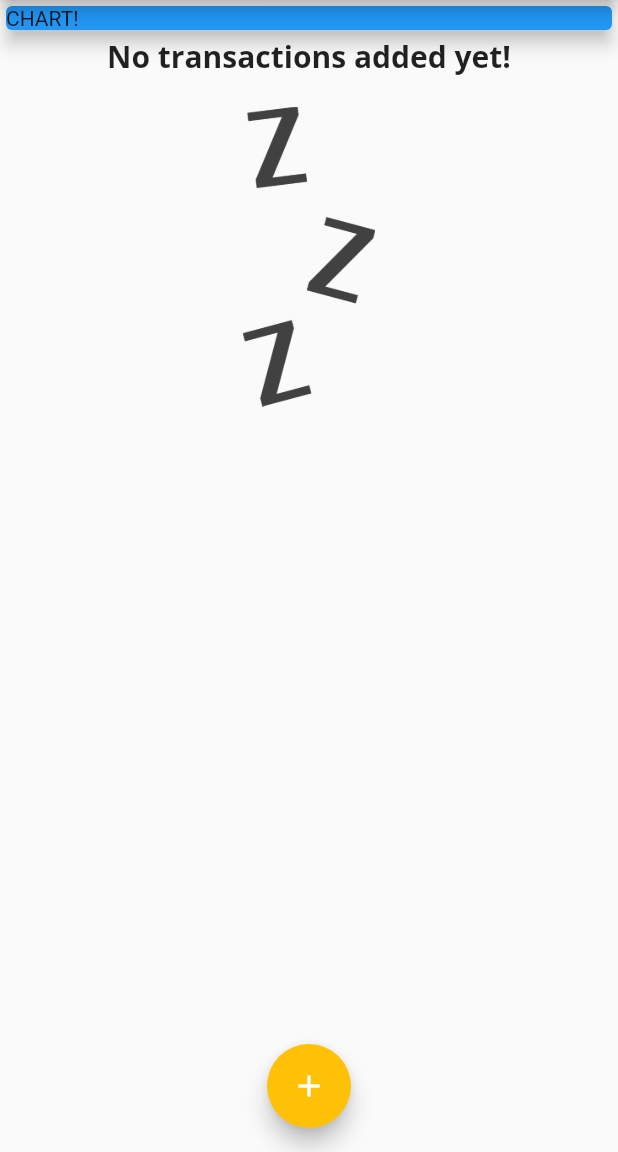
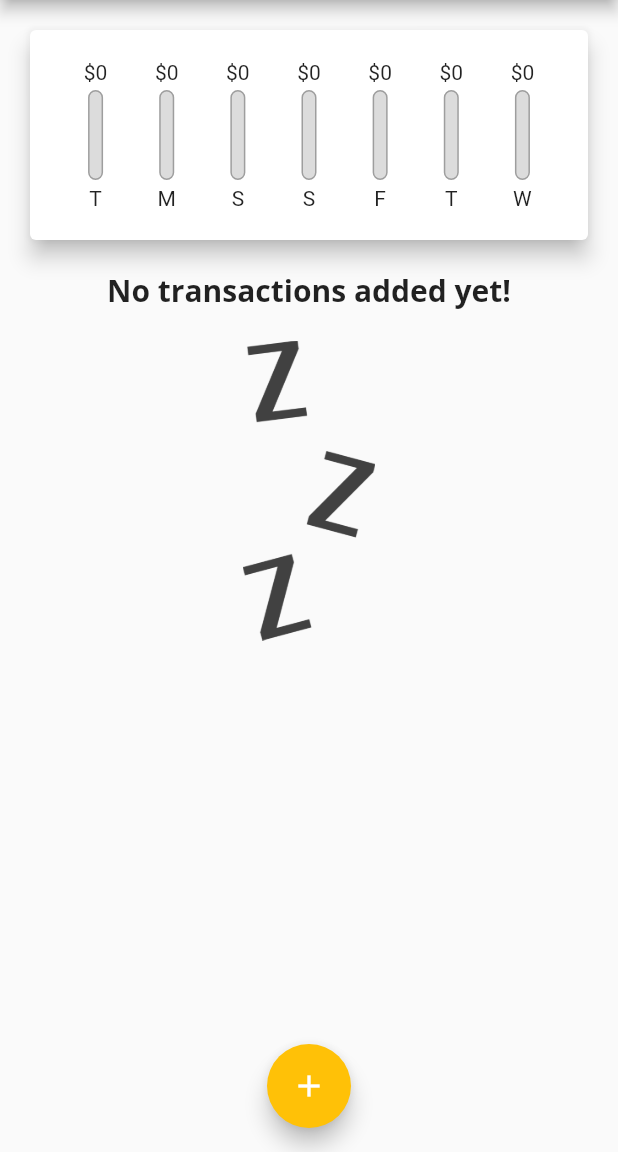
Before and after one commit to VladoDev03/flutter-udemy, a Flutter app: the screen it shows after launch, on a phone screen of 412 x 824 dp, the part 84-1236 px from its top. Run offline on Flutter 3.47's test engine with Material 2 defaults, Android fonts, the phone set to English and light mode, and no system bars.

Commit message:
Adde bars.

```diff
--- a/personal_expenses_app/lib/main.dart
+++ b/personal_expenses_app/lib/main.dart
@@ -1,4 +1,5 @@
 import 'package:flutter/material.dart';
+import './widgets/chart.dart';
 import './models/transaction.dart';
 import './widgets/new_transaction.dart';
 import './widgets/transaction_list.dart';
@@ -15,6 +16,7 @@ class MyApp extends StatelessWidget {
     return MaterialApp(
       title: 'Personal Expenses',
       theme: ThemeData(
+        primarySwatch: Colors.purple,
         colorScheme: ThemeData(primarySwatch: Colors.purple)
             .colorScheme
             .copyWith(secondary: Colors.amber),
@@ -67,6 +69,16 @@ class _MyHomePageState extends State<MyHomePage> {
         });
   }
 
+  List<Transaction> get _recentTransactions {
+    return _userTransactions.where((element) {
+      return element.date.isAfter(
+        DateTime.now().subtract(
+          const Duration(days: 7),
+        ),
+      );
+    }).toList();
+  }
+
   void _addNewTransaction(String title, double amount) {
     final Transaction newTx = Transaction(
         title: title,
@@ -99,15 +111,8 @@ class _MyHomePageState extends State<MyHomePage> {
           // mainAxisAlignment: MainAxisAlignment.start,
           crossAxisAlignment: CrossAxisAlignment.stretch,
           children: <Widget>[
-            Container(
-              // double.infinity -> as much as it can take
-              width: double.infinity,
-              child: const Card(
-                color: Colors.blue,
-                elevation: 5,
-                child: Text('CHART!'),
-              ),
-            ),
+            // double.infinity -> as much as it can take
+            Chart(recentTransaction: _recentTransactions),
             TransactionList(_userTransactions)
           ],
         ),
--- /dev/null
+++ b/personal_expenses_app/lib/widgets/chart.dart
@@ -0,0 +1,61 @@
+import 'package:flutter/material.dart';
+import 'package:intl/intl.dart';
+import 'chart_bar.dart';
+import '../models/transaction.dart';
+
+class Chart extends StatelessWidget {
+  const Chart({required this.recentTransaction});
+
+  final List<Transaction> recentTransaction;
+
+  List<Map<String, Object>> get groupedTransactionValues {
+    return List.generate(7, (index) {
+      final DateTime weekDay = DateTime.now().subtract(Duration(days: index));
+      double totalSum = 0;
+
+      for (int i = 0; i < recentTransaction.length; i++) {
+        if (recentTransaction[i].date.day == weekDay.day &&
+            recentTransaction[i].date.month == weekDay.month &&
+            recentTransaction[i].date.year == weekDay.year) {
+          totalSum += recentTransaction[i].amount;
+        }
+      }
+
+      return {
+        'day': DateFormat.E().format(weekDay).substring(0, 1),
+        'amount': totalSum
+      };
+    });
+  }
+
+  double get totalSpending {
+    return groupedTransactionValues.fold(0.0, (sum, element) {
+      return sum + (element['amount'] as double);
+    });
+  }
+
+  @override
+  Widget build(BuildContext context) {
+    return Card(
+      elevation: 6,
+      margin: const EdgeInsets.all(20),
+      child: Padding(
+        padding: const EdgeInsets.all(20),
+        child: Row(
+          mainAxisAlignment: MainAxisAlignment.spaceAround,
+          children: groupedTransactionValues.map((data) {
+            return Flexible(
+              fit: FlexFit.tight,
+              child: ChartBar(
+                  data['day'] as String,
+                  data['amount'] as double,
+                  totalSpending == 0.0
+                      ? 0.0
+                      : (data['amount'] as double) / totalSpending),
+            );
+          }).toList(),
+        ),
+      ),
+    );
+  }
+}
--- /dev/null
+++ b/personal_expenses_app/lib/widgets/chart_bar.dart
@@ -0,0 +1,53 @@
+import 'package:flutter/material.dart';
+import 'package:flutter/src/widgets/framework.dart';
+import 'package:flutter/src/widgets/placeholder.dart';
+
+class ChartBar extends StatelessWidget {
+  final String label;
+  final double spendingAmount;
+  final double spendingPctOfTotal;
+
+  ChartBar(this.label, this.spendingAmount, this.spendingPctOfTotal);
+
+  @override
+  Widget build(BuildContext context) {
+    return Column(
+      children: <Widget>[
+        FittedBox(
+          child: Text('\$${spendingAmount.toStringAsFixed(0)}'),
+        ),
+        const SizedBox(
+          height: 4,
+        ),
+        Container(
+          height: 60,
+          width: 10,
+          child: Stack(
+            children: <Widget>[
+              Container(
+                decoration: BoxDecoration(
+                  border: Border.all(color: Colors.grey, width: 1.0),
+                  color: const Color.fromRGBO(220, 220, 220, 1.0),
+                  borderRadius: BorderRadius.circular(10),
+                ),
+              ),
+              FractionallySizedBox(
+                heightFactor: spendingPctOfTotal,
+                child: Container(
+                  decoration: BoxDecoration(
+                    color: Theme.of(context).primaryColor,
+                    borderRadius: BorderRadius.circular(10),
+                  ),
+                ),
+              )
+            ],
+          ),
+        ),
+        const SizedBox(
+          height: 4,
+        ),
+        Text(label)
+      ],
+    );
+  }
+}
```
